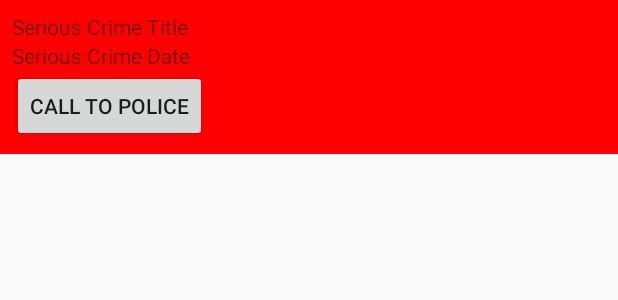
After one commit to Farma20/Crime_Intent_mobile, an Android app: the layout list_item_serious_crime.xml on its own in the app's theme, with its tools: preview values and no code run, on a phone screen of 412 x 824 dp. The commit adds this screen. Shown: the top 300 px of the screen. Run offline under Robolectric (Android 15) with nearby library versions, the phone set to English and light mode, and no system bars.

Commit message:
Создание нового item_view, который представляет item с серьезными преступлениями и добавляющий кнопку вызова полиции. Добавлен новый холдер, реализающий заполнение нового item, переопределеннаа функция getItemViewTipe для определения необходимого item, проведены корректировки в логиге адаптера для возможности использования нескольких item_view

```diff
--- a/app/src/main/java/com/bignerdranch/android/criminalintent/Crime.kt
+++ b/app/src/main/java/com/bignerdranch/android/criminalintent/Crime.kt
@@ -6,4 +6,5 @@ import java.util.UUID
 data class Crime(var id: UUID = UUID.randomUUID(),
                  var title:String = "",
                  var date: Date = Date(),
-                 var isSolved:Boolean = false)
+                 var isSolved:Boolean = false,
+                 var requiredPolice: Int = (0..1).random())
--- /dev/null
+++ b/app/src/main/res/layout/list_item_serious_crime.xml
@@ -0,0 +1,28 @@
+<?xml version="1.0" encoding="utf-8"?>
+<LinearLayout xmlns:android="http://schemas.android.com/apk/res/android"
+    android:orientation="vertical"
+    android:layout_width="match_parent"
+    android:layout_height="wrap_content"
+    android:padding="8dp"
+    android:background="@color/red"
+    >
+
+    <TextView
+        android:id="@+id/serious_crime_title"
+        android:layout_width="match_parent"
+        android:layout_height="wrap_content"
+        android:text="Serious Crime Title"/>
+
+    <TextView
+        android:id="@+id/serious_crime_date"
+        android:layout_width="match_parent"
+        android:layout_height="wrap_content"
+        android:text="Serious Crime Date"/>
+
+    <Button
+        android:layout_width="wrap_content"
+        android:layout_height="wrap_content"
+        android:text="@string/call_to_the_police"/>
+
+
+</LinearLayout>
--- a/app/src/main/res/values/colors.xml
+++ b/app/src/main/res/values/colors.xml
@@ -7,4 +7,5 @@
     <color name="teal_700">#FF018786</color>
     <color name="black">#FF000000</color>
     <color name="white">#FFFFFFFF</color>
+    <color name="red">#ff0000</color>
 </resources>
--- a/app/src/main/res/values/strings.xml
+++ b/app/src/main/res/values/strings.xml
@@ -4,4 +4,5 @@
     <string name="crime_title_label">Title</string>
     <string name="crime_details_label">Details</string>
     <string name="crime_solved_label">Solved</string>
+    <string name="call_to_the_police">CALL TO POLICE</string>
 </resources>
```
Also changed, not shown: app/src/main/java/com/bignerdranch/android/criminalintent/CrimeListFragment.kt (+52 -7 lines).
